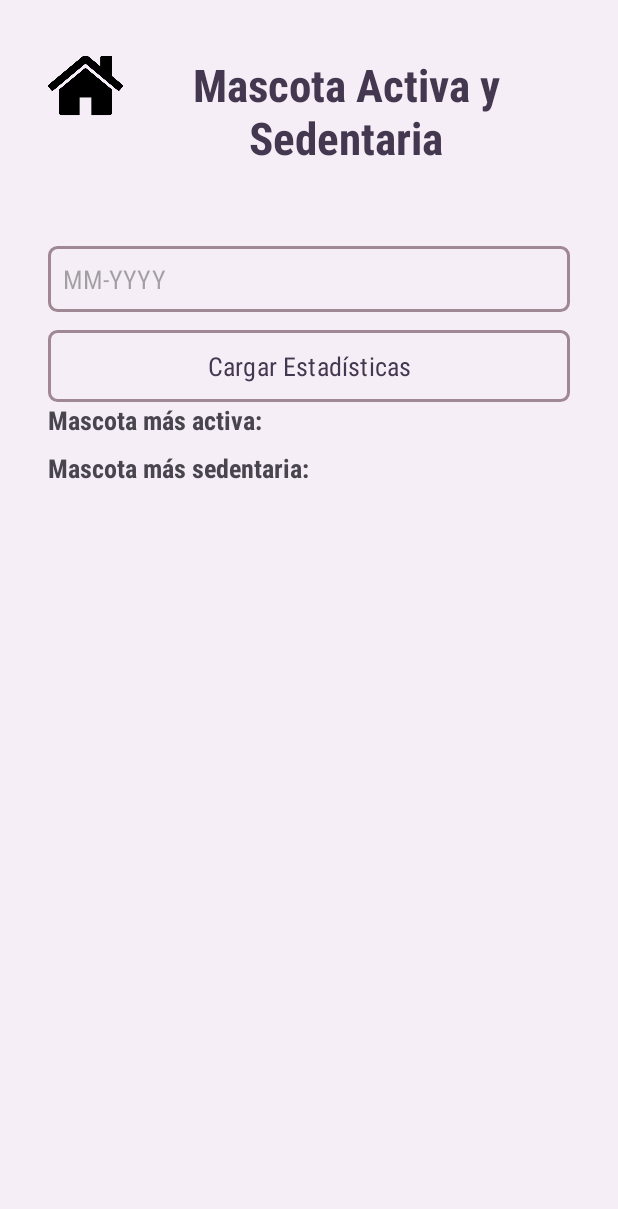
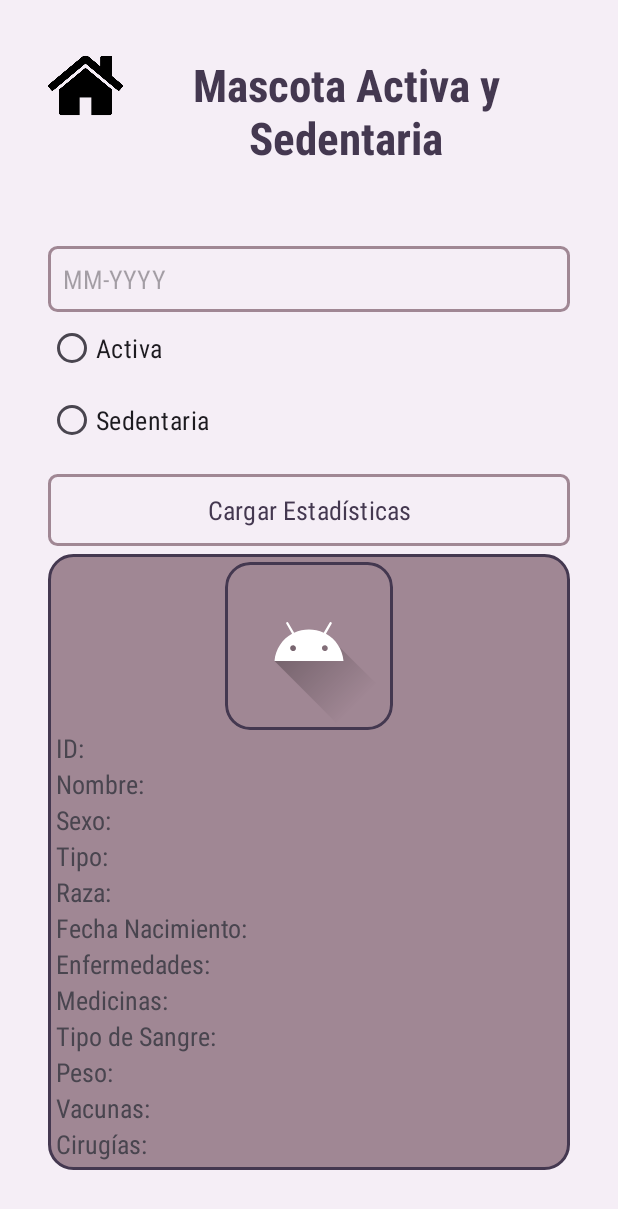
Before and after one commit to Petriv2004/Appet_Frontend, an Android app: the MascotaActivaActivity screen opened directly, with no data from a screen before it, on a phone screen of 412 x 824 dp. Shown: the top 1209 px of the screen. Run offline under Robolectric (Android 15) with nearby library versions, the phone set to English and light mode, and no system bars; our stand-ins replace Volley.

Commit message:
Add new User Interface for the most active and lazy pet

```diff
--- a/app/src/main/java/co/unipiloto/appet/CancionActivity.java
+++ b/app/src/main/java/co/unipiloto/appet/CancionActivity.java
@@ -21,8 +21,11 @@ public class CancionActivity extends AppCompatActivity {
 
         ImageView leftIcon = findViewById(R.id.left_icon);
         leftIcon.setVisibility(View.VISIBLE);
+        leftIcon.setOnClickListener(v -> finish());
         TextView title = findViewById(R.id.title);
         title.setText("Relaja a tu mascota");
+
+
     }
 
     public void onClickCancion(View view){
--- a/app/src/main/java/co/unipiloto/appet/Url.java
+++ b/app/src/main/java/co/unipiloto/appet/Url.java
@@ -2,5 +2,5 @@ package co.unipiloto.appet;
 
 public class Url {
 
-    public static final String URL = "http://192.168.0.13:8080";
+    public static final String URL = "http://192.168.0.17:8080";
 }
--- a/app/src/main/res/layout/activity_mascota_activa.xml
+++ b/app/src/main/res/layout/activity_mascota_activa.xml
@@ -2,6 +2,8 @@
 
 <LinearLayout
     xmlns:android="http://schemas.android.com/apk/res/android"
+    xmlns:app="http://schemas.android.com/apk/res-auto"
+    xmlns:tools="http://schemas.android.com/tools"
     android:orientation="vertical"
     android:padding="16dp"
     android:layout_width="match_parent"
@@ -31,6 +33,23 @@
                 android:layout_marginTop="16dp"
                 android:background="@drawable/border_white"/>
 
+            <RadioGroup
+                android:layout_width="match_parent"
+                android:layout_height="wrap_content">
+
+                <RadioButton
+                    android:id="@+id/radioActiva"
+                    android:layout_width="match_parent"
+                    android:layout_height="wrap_content"
+                    android:text="Activa" />
+
+                <RadioButton
+                    android:id="@+id/radioSedentaria"
+                    android:layout_width="match_parent"
+                    android:layout_height="wrap_content"
+                    android:text="Sedentaria" />
+            </RadioGroup>
+
             <Button
                 android:id="@+id/btnCargar"
                 android:layout_width="match_parent"
@@ -39,28 +58,115 @@
                 android:layout_marginTop="12dp"
                 style="@style/BorderButton"/>
 
-        <TextView
-            android:id="@+id/textActivaLabel"
+
+            <LinearLayout
                 android:layout_width="match_parent"
                 android:layout_height="wrap_content"
-            android:text="Mascota más activa:"
-            android:textStyle="bold"
-            android:paddingBottom="8dp"/>
+                android:orientation="vertical"
+                android:layout_marginTop="5dp"
+                android:background="@drawable/rounded_border">
+
+                <ImageView
+                    android:id="@+id/imageView2"
+                    android:layout_width="wrap_content"
+                    android:layout_height="wrap_content"
+                    android:adjustViewBounds="true"
+                    android:maxWidth="160dp"
+                    android:maxHeight="160dp"
+                    android:scaleType="fitCenter"
+                    android:src="@drawable/ic_launcher_foreground"
+                    android:background="@drawable/rounded_border"
+                    android:clipToOutline="true"
+                    android:padding="2dp"
+                    android:layout_gravity="center"
+                    android:layout_marginTop="5dp"
+                    />
 
                 <TextView
-            android:id="@+id/textSedentariaLabel"
+                    android:id="@+id/txId"
                     android:layout_width="match_parent"
                     android:layout_height="wrap_content"
-            android:text="Mascota más sedentaria:"
-            android:textStyle="bold"
-            android:paddingBottom="16dp"/>
+                    android:text="ID:"
+                    android:layout_marginLeft="5dp" />
 
-        <androidx.recyclerview.widget.RecyclerView
-            android:id="@+id/recyclerViewEstadisticas"
+                <TextView
+                    android:id="@+id/txNombre"
                     android:layout_width="match_parent"
-            android:layout_height="0dp"
-            android:layout_weight="1"
-            android:layout_marginTop="16dp"/>
+                    android:layout_height="wrap_content"
+                    android:text="Nombre: "
+                    android:layout_marginLeft="5dp" />
+
+                <TextView
+                    android:id="@+id/txSexo"
+                    android:layout_width="match_parent"
+                    android:layout_height="wrap_content"
+                    android:text="Sexo:"
+                    android:layout_marginLeft="5dp" />
+
+                <TextView
+                    android:id="@+id/txTipo"
+                    android:layout_width="match_parent"
+                    android:layout_height="wrap_content"
+                    android:text="Tipo:"
+                    android:layout_marginLeft="5dp" />
+
+                <TextView
+                    android:id="@+id/txRaza"
+                    android:layout_width="match_parent"
+                    android:layout_height="wrap_content"
+                    android:text="Raza:"
+                    android:layout_marginLeft="5dp" />
+
+                <TextView
+                    android:id="@+id/txFechaNacimiento"
+                    android:layout_width="match_parent"
+                    android:layout_height="wrap_content"
+                    android:text="Fecha Nacimiento:"
+                    android:layout_marginLeft="5dp" />
+
+                <TextView
+                    android:id="@+id/txEnfermedades"
+                    android:layout_width="match_parent"
+                    android:layout_height="wrap_content"
+                    android:text="Enfermedades:"
+                    android:layout_marginLeft="5dp" />
+
+                <TextView
+                    android:id="@+id/txMedicinas"
+                    android:layout_width="match_parent"
+                    android:layout_height="wrap_content"
+                    android:text="Medicinas:"
+                    android:layout_marginLeft="5dp" />
+
+                <TextView
+                    android:id="@+id/txTiposangre"
+                    android:layout_width="match_parent"
+                    android:layout_height="wrap_content"
+                    android:text="Tipo de Sangre:"
+                    android:layout_marginLeft="5dp" />
+
+                <TextView
+                    android:id="@+id/txPeso"
+                    android:layout_width="match_parent"
+                    android:layout_height="wrap_content"
+                    android:text="Peso:"
+                    android:layout_marginLeft="5dp" />
+
+                <TextView
+                    android:id="@+id/txVacunas"
+                    android:layout_width="match_parent"
+                    android:layout_height="wrap_content"
+                    android:text="Vacunas:"
+                    android:layout_marginLeft="5dp" />
+
+                <TextView
+                    android:id="@+id/txCirugias"
+                    android:layout_width="match_parent"
+                    android:layout_height="wrap_content"
+                    android:text="Cirugías:"
+                    android:layout_marginLeft="5dp"
+                    android:layout_marginBottom="5dp" />
+            </LinearLayout>
 
         </LinearLayout>
     </ScrollView>
```
Also changed, not shown: app/src/main/java/co/unipiloto/appet/MascotaActivaActivity.java (+71 -64 lines). Lines whose indentation alone changed are shown as unchanged.
